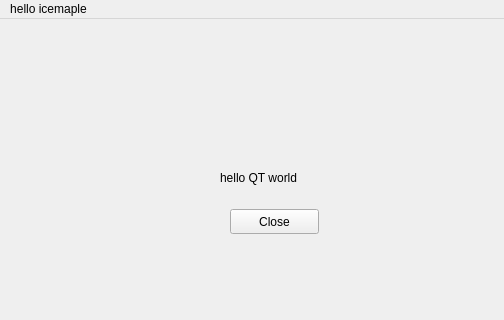
First picture: the form in qt_demos/mainwindow.ui, repository git45016683/learnQT, before the edit; both pictures show x 0 to 504 and y 0 to 320 of the 800 by 600 pixel window.
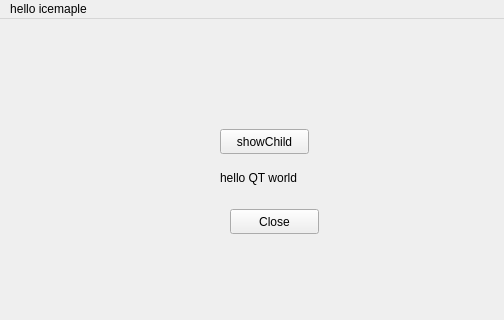
Second picture: the form after the edit.

Commit message: add signal and solt function, and connect them via manual

The edit to the form file:
```diff
--- a/qt_demos/mainwindow.ui
+++ b/qt_demos/mainwindow.ui
@@ -40,6 +40,19 @@
      <string>Close</string>
     </property>
    </widget>
+   <widget class="QPushButton" name="showChildButton">
+    <property name="geometry">
+     <rect>
+      <x>220</x>
+      <y>110</y>
+      <width>89</width>
+      <height>25</height>
+     </rect>
+    </property>
+    <property name="text">
+     <string>showChild</string>
+    </property>
+   </widget>
   </widget>
   <widget class="QMenuBar" name="menubar">
    <property name="geometry">
```
The commit also changes 2 other files.
